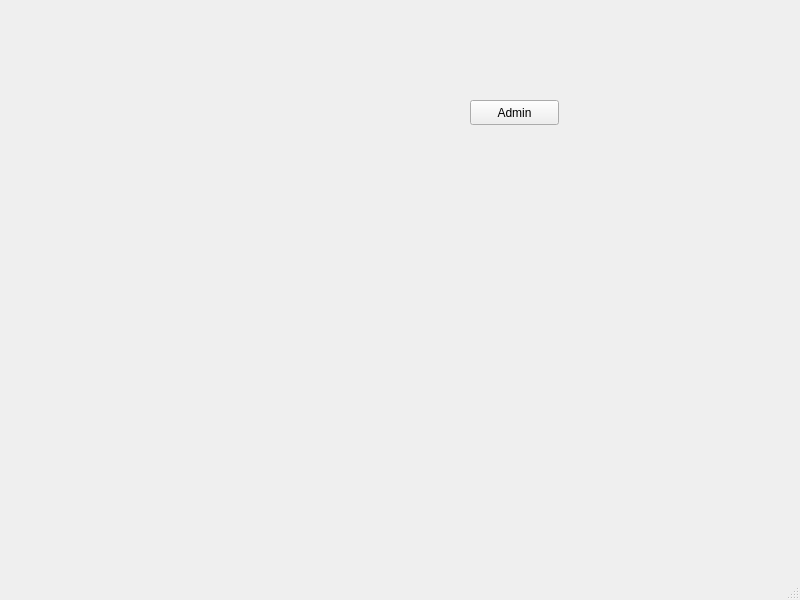
Before: the Qt Designer form Colleges/mainwindow.ui in SubtractIt/CS1D-Project-2, drawn with Qt 5.
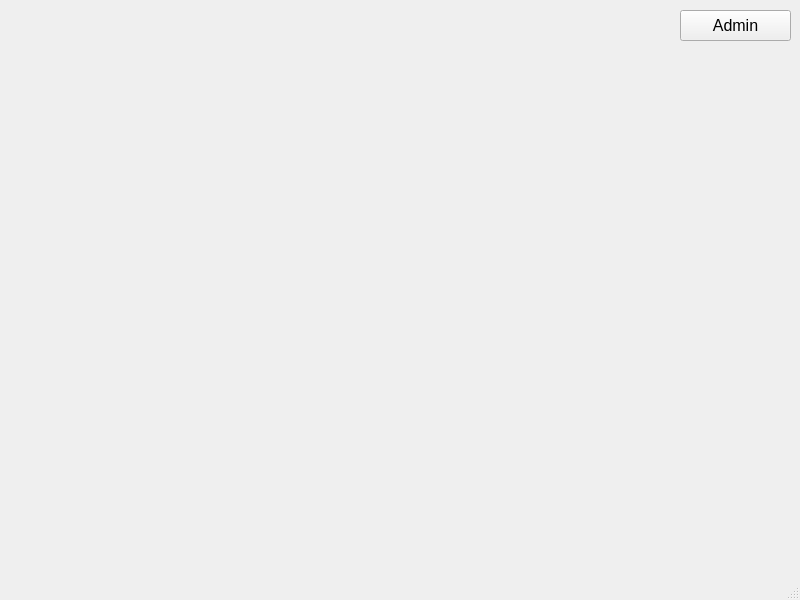
After: the same form once the commit is applied.

What changed in the file:
```diff
--- a/Colleges/mainwindow.ui
+++ b/Colleges/mainwindow.ui
@@ -10,6 +10,11 @@
     <height>600</height>
    </rect>
   </property>
+  <property name="font">
+   <font>
+    <pointsize>12</pointsize>
+   </font>
+  </property>
   <property name="windowTitle">
    <string>MainWindow</string>
   </property>
@@ -17,10 +22,10 @@
    <widget class="QPushButton" name="adminLogin">
     <property name="geometry">
      <rect>
-      <x>470</x>
-      <y>100</y>
-      <width>89</width>
-      <height>25</height>
+      <x>680</x>
+      <y>10</y>
+      <width>111</width>
+      <height>31</height>
      </rect>
     </property>
     <property name="text">
```
Left out of the diff: 2 changed lines with no effect on the pictures.
